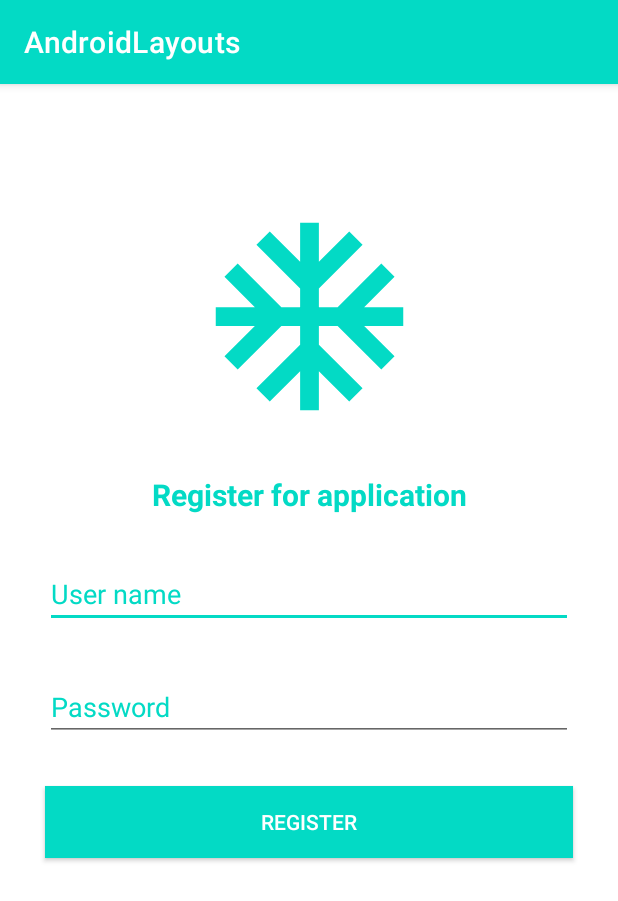
After one commit to Avs-Pavan/AndroidLayoutsDemo, an Android app: the ConstraintLayoutAssignment screen opened directly, with no data from a screen before it, on a phone screen of 412 x 824 dp. The commit adds this screen. Shown: the top 901 px of the screen. Run offline under Robolectric (Android 15) with nearby library versions, the phone set to English and light mode, and no system bars.

Commit message:
Added constraint layout assignment

```diff
--- a/app/src/main/AndroidManifest.xml
+++ b/app/src/main/AndroidManifest.xml
@@ -11,6 +11,9 @@
         android:supportsRtl="true"
         android:theme="@style/Theme.AndroidLayouts"
         tools:targetApi="31">
+        <activity
+            android:name=".ConstraintLayoutAssignment"
+            android:exported="false" />
         <activity
             android:name=".ConstraintLayout"
             android:exported="false" />
--- /dev/null
+++ b/app/src/main/java/com/kevin/androidlayouts/ConstraintLayoutAssignment.kt
@@ -0,0 +1,11 @@
+package com.kevin.androidlayouts
+
+import androidx.appcompat.app.AppCompatActivity
+import android.os.Bundle
+
+class ConstraintLayoutAssignment : AppCompatActivity() {
+    override fun onCreate(savedInstanceState: Bundle?) {
+        super.onCreate(savedInstanceState)
+        setContentView(R.layout.activity_constraint_layout_assignment)
+    }
+}
--- a/app/src/main/java/com/kevin/androidlayouts/MainActivity.kt
+++ b/app/src/main/java/com/kevin/androidlayouts/MainActivity.kt
@@ -36,5 +36,17 @@ class MainActivity : AppCompatActivity() {
             val intent = Intent(this, RelativeAssignment::class.java)
             startActivity(intent)
         }
+
+        mainBinding.constraintBtn.setOnClickListener {
+            val intent = Intent(this, ConstraintLayout::class.java)
+            startActivity(intent)
+        }
+
+        mainBinding.constraintAssignmentBtn.setOnClickListener {
+            val intent = Intent(this, ConstraintLayoutAssignment::class.java)
+            startActivity(intent)
+        }
+
+
     }
 }
--- /dev/null
+++ b/app/src/main/res/layout/activity_constraint_layout_assignment.xml
@@ -0,0 +1,70 @@
+<?xml version="1.0" encoding="utf-8"?>
+<androidx.constraintlayout.widget.ConstraintLayout xmlns:android="http://schemas.android.com/apk/res/android"
+    xmlns:app="http://schemas.android.com/apk/res-auto"
+    xmlns:tools="http://schemas.android.com/tools"
+    android:layout_width="match_parent"
+    android:layout_height="match_parent"
+    tools:context=".ConstraintLayoutAssignment">
+
+
+    <ImageView
+        android:id="@+id/image"
+        android:layout_width="150sp"
+        android:layout_height="150dp"
+        android:layout_marginTop="80dp"
+        android:src="@drawable/baseline_ac_unit_24"
+        app:layout_constraintEnd_toEndOf="parent"
+        app:layout_constraintStart_toStartOf="parent"
+        app:layout_constraintTop_toTopOf="parent"
+        app:tint="@color/teal_200" />
+
+
+    <TextView
+        android:id="@+id/header"
+        android:layout_width="wrap_content"
+        android:layout_height="wrap_content"
+        android:layout_marginTop="30dp"
+        android:layout_marginBottom="30dp"
+        android:gravity="start"
+        android:text="Register for application"
+        android:textColor="@color/teal_200"
+        android:textSize="20dp"
+        android:textStyle="bold"
+        app:layout_constraintEnd_toEndOf="parent"
+        app:layout_constraintStart_toStartOf="parent"
+        app:layout_constraintTop_toBottomOf="@+id/image" />
+
+
+    <EditText
+        android:id="@+id/name"
+        android:layout_width="match_parent"
+        android:layout_height="wrap_content"
+        android:layout_margin="30dp"
+        android:foregroundTint="@color/teal_200"
+        android:hint="User name"
+        android:textColor="@color/teal_200"
+        android:textColorHint="@color/teal_200"
+        app:layout_constraintTop_toBottomOf="@+id/header" />
+
+    <EditText
+        android:id="@+id/password"
+        android:layout_width="match_parent"
+        android:layout_height="wrap_content"
+        android:layout_margin="30dp"
+        android:foregroundTint="@color/teal_200"
+        android:hint="Password"
+        android:textColor="@color/teal_200"
+        android:textColorHint="@color/teal_200"
+        app:layout_constraintTop_toBottomOf="@+id/name" />
+
+    <androidx.appcompat.widget.AppCompatButton
+        android:layout_width="match_parent"
+        android:layout_height="wrap_content"
+        android:layout_margin="30dp"
+        android:background="@color/teal_200"
+        android:text="Register"
+        android:textColor="@color/white"
+        app:layout_constraintTop_toBottomOf="@id/password" />
+
+
+</androidx.constraintlayout.widget.ConstraintLayout>
```
